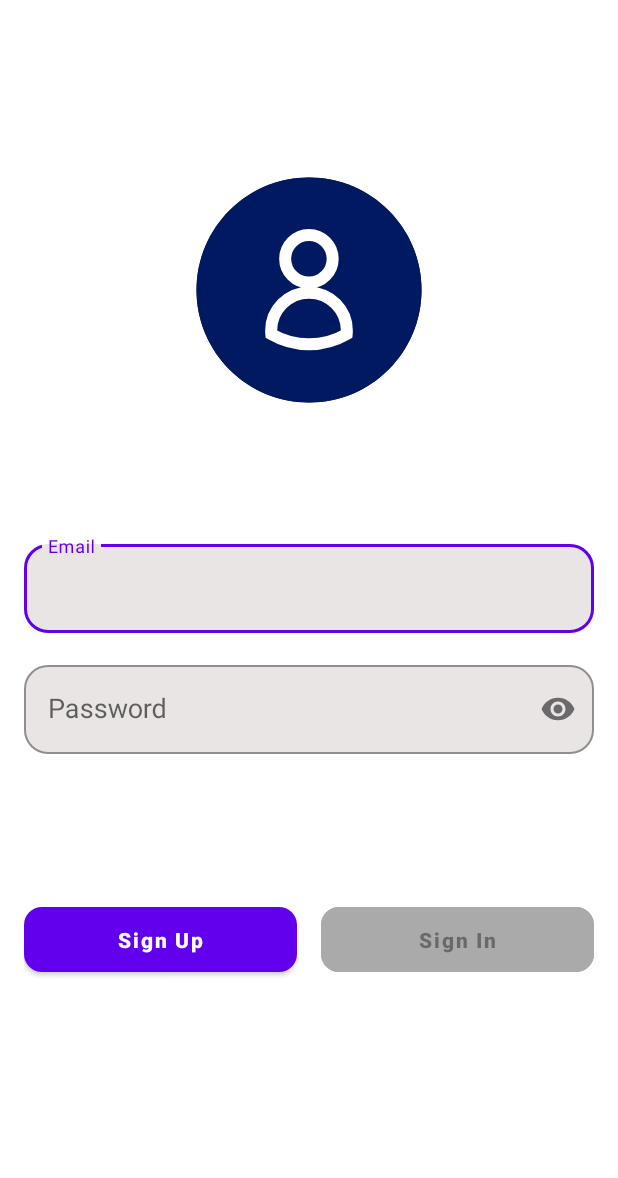
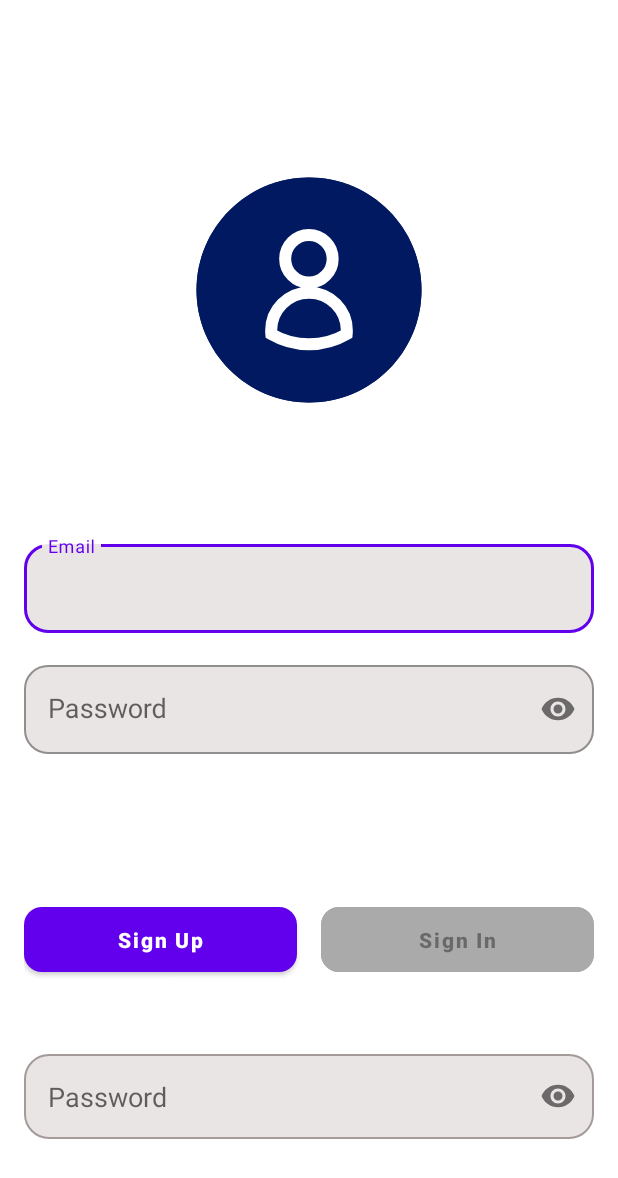
Before and after one commit to hikizan/Hikigram, an Android app: the screen it shows after launch (LoginActivity), on a phone screen of 412 x 824 dp. Shown: the top 1178 px of the screen. Run offline under Robolectric (Android 15) with nearby library versions, the phone set to English and light mode, and no system bars; our stand-ins replace RxJava, Timber; libraries missing offline, so code that uses them is left out: com.jakewharton.rxbinding2; 5 statements that could not run were skipped.

Commit message:
style(app): Create custom view for password form validation.

```diff
--- /dev/null
+++ b/app/src/main/java/com/hikizan/hikigram/presentation/reuseable/custom_view/HikizanPasswordForm.kt
@@ -0,0 +1,67 @@
+package com.hikizan.hikigram.presentation.reuseable.custom_view
+
+import android.content.Context
+import android.text.Editable
+import android.text.TextWatcher
+import android.text.method.PasswordTransformationMethod
+import android.util.AttributeSet
+import androidx.core.content.ContextCompat
+import com.google.android.material.textfield.TextInputEditText
+import com.google.android.material.textfield.TextInputLayout
+import com.hikizan.hikigram.R
+import com.hikizan.hikigram.utils.ext.isValidPassword
+
+class HikizanPasswordForm : TextInputLayout {
+    private lateinit var editText: TextInputEditText
+
+    constructor(context: Context) : super(context) {
+        init(context)
+    }
+
+    constructor(context: Context, attrs: AttributeSet) : super(context, attrs) {
+        init(context)
+    }
+
+    constructor(context: Context, attrs: AttributeSet, defStyleAttr: Int) : super(context, attrs, defStyleAttr) {
+        init(context)
+    }
+
+    private fun init(context: Context) {
+        boxBackgroundMode = BOX_BACKGROUND_NONE
+        isHintEnabled = false
+        editText = TextInputEditText(context)
+        createEditBox(editText, this)
+    }
+
+    private fun createEditBox(editText: TextInputEditText, textInputLayout: TextInputLayout) {
+        val scale = resources.displayMetrics.density
+        val sixteenDpAsPixels = (16/*size in DP*/ * scale + 0.5f).toInt()
+        editText.setPadding(
+            sixteenDpAsPixels,
+            sixteenDpAsPixels,
+            sixteenDpAsPixels,
+            sixteenDpAsPixels
+        )
+        editText.hint = resources.getString(R.string.label_password)
+        editText.background = ContextCompat.getDrawable(context, R.drawable.bg_hikizan_outline_form)
+        editText.transformationMethod = PasswordTransformationMethod.getInstance()
+        editText.addTextChangedListener(object : TextWatcher {
+            override fun beforeTextChanged(charSequence: CharSequence?, start: Int, count: Int, after: Int) {
+                // Do nothing
+            }
+
+            override fun onTextChanged(charSequence: CharSequence?, start: Int, before: Int, count: Int) {
+                if (!charSequence.toString().isValidPassword()) {
+                    textInputLayout.error = context.getString(R.string.message_password_not_valid)
+                } else {
+                    textInputLayout.error = null
+                }
+            }
+
+            override fun afterTextChanged(S: Editable?) {
+                // Do nothing
+            }
+        })
+        addView(editText)
+    }
+}
--- /dev/null
+++ b/app/src/main/res/drawable/bg_hikizan_outline_form.xml
@@ -0,0 +1,13 @@
+<?xml version="1.0" encoding="utf-8"?>
+<shape xmlns:android="http://schemas.android.com/apk/res/android"
+    android:shape="rectangle">
+    <stroke
+        android:width="1dp"
+        android:color="@color/colorDarkGray"/>
+    <corners
+        android:topLeftRadius="16dp"
+        android:topRightRadius="16dp"
+        android:bottomLeftRadius="16dp"
+        android:bottomRightRadius="16dp"/>
+    <solid android:color="@color/colorLightGray"/>
+</shape>
--- a/app/src/main/res/layout/activity_login.xml
+++ b/app/src/main/res/layout/activity_login.xml
@@ -54,6 +54,15 @@
             android:inputType="textPassword" />
     </com.google.android.material.textfield.TextInputLayout>
 
+    <com.hikizan.hikigram.presentation.reuseable.custom_view.HikizanPasswordForm
+        android:layout_width="match_parent"
+        android:layout_height="wrap_content"
+        android:gravity="center_vertical"
+        app:layout_constraintBottom_toBottomOf="parent"
+        app:layout_constraintStart_toStartOf="parent"
+        app:layout_constraintTop_toBottomOf="@+id/btnSignIn"
+        app:passwordToggleEnabled="true" />
+
     <androidx.constraintlayout.widget.Guideline
         android:id="@+id/centerVerticalGuideline"
         android:layout_width="wrap_content"
```
Also changed, not shown: app/src/main/java/com/hikizan/hikigram/presentation/reuseable/custom_view/HikizanTextInputLayout.kt (added, +74 -0 lines).
